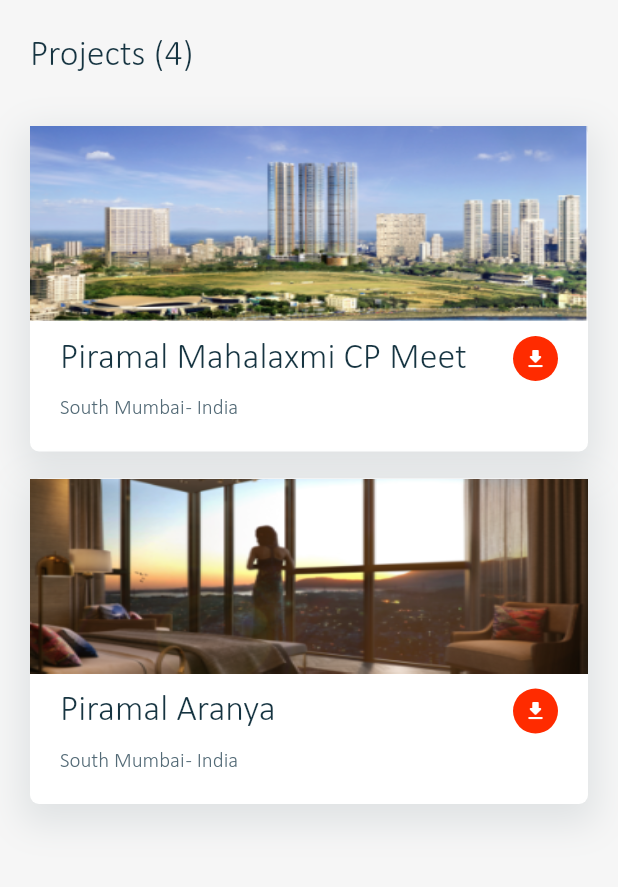
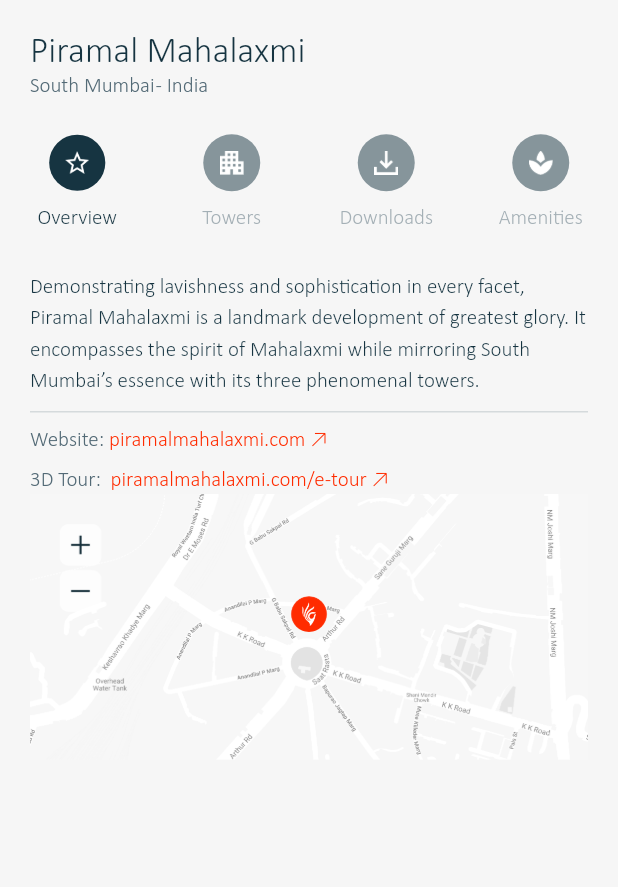
Before and after one commit to pratikKataria/piramal_cp, a Flutter app: the screen it shows after launch, on a phone screen of 412 x 824 dp, the part 84-971 px from its top. Run offline on Flutter 3.47's test engine with Material 2 defaults, Android fonts, the phone set to English and light mode, and no system bars; our stand-ins replace connectivity, fluttertoast, logger, progress_dialog, shared_preferences; project files that could hold a hidden picture were left out.

Commit message:
➕ Tab view setup done on project detail page ➕ Page view setup completed on project detail page ➕ Overview page ui done

```diff
--- a/lib/main.dart
+++ b/lib/main.dart
@@ -4,15 +4,11 @@ import 'package:piramal_channel_partner/res/AppColors.dart';
 import 'package:piramal_channel_partner/res/Strings.dart';
 import 'package:piramal_channel_partner/ui/base/base_screen.dart';
 import 'package:piramal_channel_partner/ui/base/provider/base_provider.dart';
-import 'package:piramal_channel_partner/ui/projectsSc/project_screen.dart';
+import 'package:piramal_channel_partner/ui/projectsFlo/projectDetail/project_detail_screen.dart';
 import 'package:piramal_channel_partner/utils/scroll_behavior.dart';
 import 'package:provider/provider.dart';
 
-import 'ui/cpEvent/cp_event_screen.dart';
-import 'ui/currentPromotions/current_promotions_screen.dart';
-import 'ui/customerProfile/booked/booked_customer_profile_detail_Screen.dart';
-import 'ui/customerProfile/walkin/walkin_customer_profile_detail_Screen.dart';
-import 'ui/notificationSc/notification_screen.dart';
+import 'ui/projectsFlo/projectList/project_screen.dart';
 import 'utils/Utility.dart';
 
 Future<void> main() async {
@@ -42,7 +38,7 @@ class MyApp extends StatelessWidget {
           );
         },
         theme: ThemeData(primarySwatch: Colors.deepOrange, scaffoldBackgroundColor: AppColors.white),
-        home: ProjectScreen(),
+        home: ProjectDetailScreen(),
       ),
     );
   }
--- a/lib/res/Fonts.dart
+++ b/lib/res/Fonts.dart
@@ -387,6 +387,13 @@ const textStyle14px500w = TextStyle(
     fontWeight: FontWeight.w500,
     fontSize: 14);
 
+const textStyle14px500w20H = TextStyle(
+    color: AppColors.textColor,
+    fontFamily: kFontFamily,
+    fontWeight: FontWeight.w500,
+    fontSize: 14,
+    height: 1.5,
+);
 
 const textStyleDark14px500w = TextStyle(
     color: AppColors.textColorBlack,
--- a/lib/res/Images.dart
+++ b/lib/res/Images.dart
@@ -27,9 +27,14 @@ class Images {
   static const kIconChatLeft = base + "ic_chat_left.png";
   static const kIconChatRight = base + "ic_chat_right.png";
   static const kIconProject = base + "img_place.png";
+  static const kIconAmenities = base + "ic_amenities.png";
+  static const kIconDownload = base + "ic_download.png";
+  static const kIconOverview = base + "ic_overview.png";
+  static const kIconTower = base + "ic_tower.png";
 
   static const kImgPlaceholder = base + "img_placeholder.png";
   static const kImgPlaceholder1 = base + "img_placeholder_1.png";
   static const kImgEventPlaceholder = base + "img_event_placeholder.png";
   static const kImgEventPlaceholder1 = base + "img_event_placeholder_1.png";
+  static const kImgPlaceholderMap = base + "img_place_map.png";
 }
--- /dev/null
+++ b/lib/ui/projectsFlo/projectDetail/pages/project_detail_amenities_page.dart
@@ -0,0 +1,10 @@
+import 'package:flutter/material.dart';
+
+class ProjectDetailAmentiesPage extends StatelessWidget {
+  const ProjectDetailAmentiesPage({Key key}) : super(key: key);
+
+  @override
+  Widget build(BuildContext context) {
+    return Container();
+  }
+}
--- /dev/null
+++ b/lib/ui/projectsFlo/projectDetail/pages/project_detail_downloads_page.dart
@@ -0,0 +1,10 @@
+import 'package:flutter/material.dart';
+
+class ProjectDetailDownloadPage extends StatelessWidget {
+  const ProjectDetailDownloadPage({Key key}) : super(key: key);
+
+  @override
+  Widget build(BuildContext context) {
+    return Container();
+  }
+}
--- /dev/null
+++ b/lib/ui/projectsFlo/projectDetail/pages/project_detail_overview_page.dart
@@ -0,0 +1,42 @@
+import 'package:flutter/material.dart';
+import 'package:piramal_channel_partner/res/Fonts.dart';
+import 'package:piramal_channel_partner/res/Images.dart';
+import 'package:piramal_channel_partner/utils/Utility.dart';
+
+class ProjectDetailOverviewPage extends StatelessWidget {
+  const ProjectDetailOverviewPage({Key key}) : super(key: key);
+
+  @override
+  Widget build(BuildContext context) {
+    return Padding(
+      padding: const EdgeInsets.symmetric(horizontal: 20.0),
+      child: Column(
+        children: [
+          Text(
+            "Demonstrating lavishness and sophistication in every facet, Piramal Mahalaxmi is a landmark development of greatest glory. It encompasses the spirit of Mahalaxmi while mirroring South Mumbai’s essence with its three phenomenal towers.",
+            style: textStyle14px500w20H,
+          ),
+          verticalSpace(10.0),
+          line(),
+          verticalSpace(10.0),
+          Row(
+            children: [
+              Text("Website: ", style: textStyleSubText14px500w),
+              Text("piramalmahalaxmi.com ↗ ", style: textStylePrimary14px500w),
+            ],
+          ),
+          verticalSpace(10.0),
+
+          Row(
+            children: [
+              Text("3D Tour:  ", style: textStyleSubText14px500w),
+              Text("piramalmahalaxmi.com/e-tour ↗", style: textStylePrimary14px500w),
+            ],
+          ),
+
+          Image.asset(Images.kImgPlaceholderMap, height: 178),
+        ],
+      ),
+    );
+  }
+}
--- /dev/null
+++ b/lib/ui/projectsFlo/projectDetail/pages/project_detail_towers_page.dart
@@ -0,0 +1,10 @@
+import 'package:flutter/material.dart';
+
+class ProjectDetailTowerPage extends StatelessWidget {
+  const ProjectDetailTowerPage({Key key}) : super(key: key);
+
+  @override
+  Widget build(BuildContext context) {
+    return Container();
+  }
+}
--- /dev/null
+++ b/lib/ui/projectsFlo/projectDetail/project_detail_screen.dart
@@ -0,0 +1,105 @@
+import 'package:flutter/material.dart';
+import 'package:piramal_channel_partner/res/AppColors.dart';
+import 'package:piramal_channel_partner/res/Fonts.dart';
+import 'package:piramal_channel_partner/res/Images.dart';
+import 'package:piramal_channel_partner/ui/projectsFlo/projectDetail/pages/project_detail_amenities_page.dart';
+import 'package:piramal_channel_partner/ui/projectsFlo/projectDetail/pages/project_detail_downloads_page.dart';
+import 'package:piramal_channel_partner/ui/projectsFlo/projectDetail/pages/project_detail_overview_page.dart';
+import 'package:piramal_channel_partner/ui/projectsFlo/projectDetail/pages/project_detail_towers_page.dart';
+import 'package:piramal_channel_partner/utils/Utility.dart';
+
+class ProjectDetailScreen extends StatefulWidget {
+  const ProjectDetailScreen({Key key}) : super(key: key);
+
+  @override
+  _ProjectDetailScreenState createState() => _ProjectDetailScreenState();
+}
+
+class _ProjectDetailScreenState extends State<ProjectDetailScreen> with SingleTickerProviderStateMixin {
+  TabController _tabController;
+
+  @override
+  void initState() {
+    _tabController = TabController(length: 4, vsync: this);
+    super.initState();
+  }
+
+  @override
+  Widget build(BuildContext context) {
+    return Container(
+      child: Column(
+        crossAxisAlignment: CrossAxisAlignment.start,
+        children: [
+          verticalSpace(20.0),
+          Padding(
+            padding: const EdgeInsets.symmetric(horizontal: 20.0),
+            child: Text("Piramal Mahalaxmi", style: textStyle24px500w),
+          ),
+          Padding(
+            padding: const EdgeInsets.symmetric(horizontal: 20.0),
+            child: Text("South Mumbai - India", style: textStyleSubText14px500w),
+          ),
+          verticalSpace(20.0),
+          buildTabs(),
+          verticalSpace(20.0),
+          Expanded(
+            child: TabBarView(
+              controller: _tabController,
+              children: [
+                ProjectDetailOverviewPage(),
+                ProjectDetailTowerPage(),
+                ProjectDetailDownloadPage(),
+                ProjectDetailAmentiesPage(),
+              ],
+            ),
+          ),
+        ],
+      ),
+    );
+  }
+
+  TabBar buildTabs() {
+    return TabBar(
+      controller: _tabController,
+      labelStyle: textStyle14px500w,
+      labelColor: AppColors.textColor,
+      indicatorColor: Colors.transparent,
+      unselectedLabelStyle: textStyleSubText14px500w,
+      labelPadding: EdgeInsets.symmetric(horizontal: 5.0),
+      unselectedLabelColor: AppColors.textColorSubText.withOpacity(0.5),
+      onTap: (int index) {
+        setState(() {});
+      },
+      tabs: [
+        Tab(
+          icon: buildCircularIcon(child: Image.asset(Images.kIconOverview), value: 0),
+          text: "Overview",
+        ),
+        Tab(
+          icon: buildCircularIcon(child: Image.asset(Images.kIconTower), value: 1),
+          text: "Towers",
+        ),
+        Tab(
+          icon: buildCircularIcon(child: Image.asset(Images.kIconDownload), value: 2),
+          text: "Downloads",
+        ),
+        Tab(
+          icon: buildCircularIcon(child: Image.asset(Images.kIconAmenities), value: 3),
+          text: "Amenities",
+        ),
+      ],
+    );
+  }
+
+  Container buildCircularIcon({Image child, int value}) {
+    return Container(
+      width: 38.0,
+      decoration: BoxDecoration(
+        shape: BoxShape.circle,
+        color: _tabController.index == value ? AppColors.colorSecondary : AppColors.colorSecondary.withOpacity(0.5),
+      ),
+      padding: EdgeInsets.all(11.0),
+      child: child,
+    );
+  }
+}
```
Also changed, not shown: assets/images/ic_amenities.png (added), assets/images/ic_download.png (added), assets/images/ic_overview.png (added), assets/images/ic_tower.png (added), assets/images/img_place_map.png (added), lib/generated/assets.dart, lib/ui/projectsFlo/projectList/project_screen.dart (renamed from lib/ui/projectsSc/project_screen.dart).
